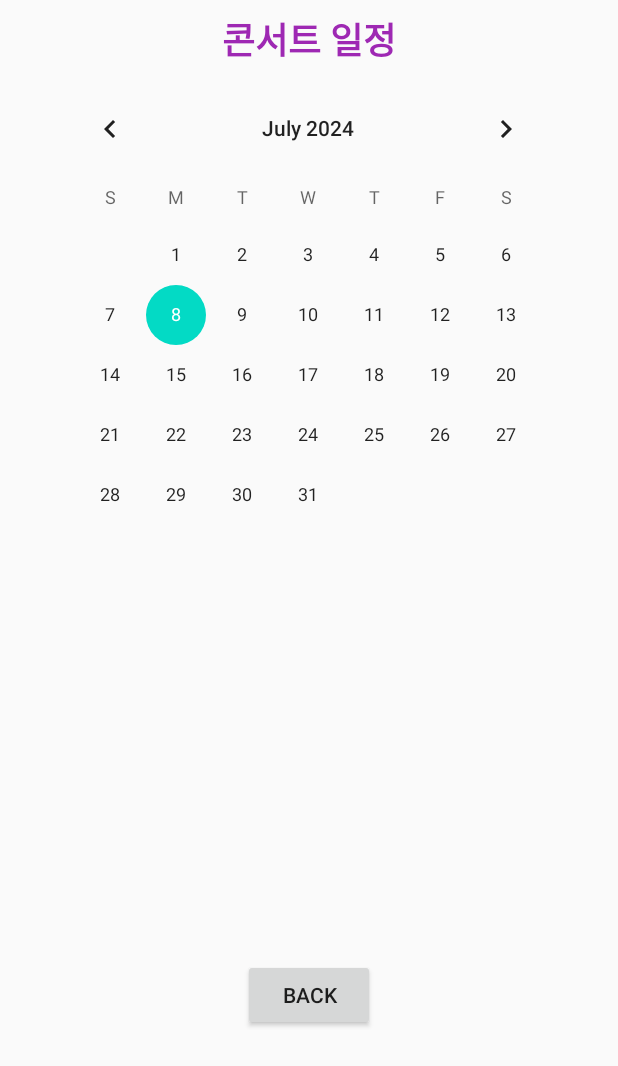
After one commit to dglee2007/2024_madcamp_week2, an Android app: the layout activity_calendar.xml on its own in the app's theme, with its tools: preview values and no code run, on a phone screen of 412 x 824 dp. The commit adds this screen. Shown: the top 1066 px of the screen. Run offline under Robolectric (Android 15) with nearby library versions, the phone set to English and light mode, and no system bars.

Commit message:
Implemented simple calendar/planner

```diff
--- a/app/src/main/AndroidManifest.xml
+++ b/app/src/main/AndroidManifest.xml
@@ -48,6 +48,11 @@
             android:name=".LogoutActivity"
             android:exported="true" />
 
+        <!-- CalendarActivity 추가 -->
+        <activity
+            android:name=".CalendarActivity"
+            android:exported="true" />
+
         <!-- Kakao AuthCodeHandlerActivity -->
         <activity
             android:name="com.kakao.sdk.auth.AuthCodeHandlerActivity"
--- /dev/null
+++ b/app/src/main/res/layout/activity_calendar.xml
@@ -0,0 +1,127 @@
+<?xml version="1.0" encoding="utf-8"?>
+
+<androidx.constraintlayout.widget.ConstraintLayout xmlns:android="http://schemas.android.com/apk/res/android"
+    xmlns:app="http://schemas.android.com/apk/res-auto"
+    android:id="@+id/layout"
+    android:layout_width="match_parent"
+    android:layout_height="wrap_content"
+    android:orientation="vertical"
+    android:focusableInTouchMode="true"
+    android:clickable="true"
+    android:focusable="true">
+
+    <CalendarView
+        android:layout_width="wrap_content"
+        android:layout_height="wrap_content"
+        android:id="@+id/calendarView"
+        app:layout_constraintStart_toStartOf="parent"
+        android:layout_marginLeft="8dp" android:layout_marginStart="8dp" app:layout_constraintEnd_toEndOf="parent"
+        android:layout_marginEnd="8dp" android:layout_marginRight="8dp"
+        app:layout_constraintHorizontal_bias="0.488" android:layout_marginTop="8dp"
+        app:layout_constraintTop_toBottomOf="@+id/title"/>
+
+    <TextView
+        android:id="@+id/diaryTextView"
+        android:layout_width="0dp"
+        android:layout_height="wrap_content"
+        android:gravity= "center"
+        android:layout_marginTop="16dp"
+        app:layout_constraintTop_toBottomOf="@+id/calendarView" app:layout_constraintEnd_toEndOf="parent"
+        android:layout_marginEnd="8dp" android:layout_marginRight="8dp"
+        app:layout_constraintStart_toStartOf="parent" android:layout_marginLeft="8dp"
+        android:layout_marginStart="8dp" android:textAppearance="@style/TextAppearance.AppCompat.Large"/>
+
+    <EditText
+        android:id="@+id/contextEditText"
+        android:layout_width="0dp"
+        android:layout_height="116dp"
+        android:inputType="textMultiLine"
+        android:ems="10"
+        app:layout_constraintTop_toBottomOf="@+id/diaryTextView" android:layout_marginTop="16dp"
+        android:hint="내용을 입력하세요." android:layout_marginEnd="8dp" app:layout_constraintEnd_toEndOf="parent"
+        android:layout_marginRight="8dp" android:layout_marginStart="8dp"
+        app:layout_constraintStart_toStartOf="parent" android:layout_marginLeft="8dp"
+        android:visibility="invisible"/>
+
+    <TextView
+        android:layout_width="0dp"
+        android:layout_height="0dp"
+        android:id="@+id/diaryContent"
+        app:layout_constraintTop_toTopOf="@+id/contextEditText"
+        app:layout_constraintBottom_toBottomOf="@+id/contextEditText"
+        app:layout_constraintEnd_toEndOf="parent"
+        android:layout_marginEnd="8dp" android:layout_marginRight="8dp"
+        app:layout_constraintStart_toStartOf="@+id/contextEditText" android:layout_marginLeft="8dp"
+        android:layout_marginStart="8dp" android:visibility="invisible"/>
+
+    <TextView
+        android:id="@+id/title"
+        android:layout_width="0dp"
+        android:layout_height="wrap_content"
+        android:layout_marginStart="8dp"
+        android:layout_marginTop="8dp"
+        android:layout_marginEnd="8dp"
+        android:gravity="center"
+        android:text="콘서트 일정"
+        android:textAppearance="@style/TextAppearance.AppCompat.Large"
+        android:textColor="#9E28B3"
+        android:textSize="24sp"
+        android:textStyle="bold"
+        app:layout_constraintEnd_toEndOf="parent"
+        app:layout_constraintStart_toStartOf="parent"
+        app:layout_constraintTop_toTopOf="parent" />
+
+    <Button
+        android:text="저장"
+        android:layout_width="0dp"
+        android:layout_marginBottom="20dp"
+        android:layout_height="wrap_content"
+        android:id="@+id/saveBtn"
+        android:layout_marginTop="16dp"
+        app:layout_constraintTop_toBottomOf="@+id/contextEditText"
+        app:layout_constraintEnd_toEndOf="parent"
+        android:layout_marginEnd="8dp"
+        android:layout_marginRight="8dp"
+        app:layout_constraintStart_toStartOf="parent"
+        android:layout_marginLeft="8dp"
+        android:layout_marginStart="8dp"
+        android:visibility="invisible"/>
+
+    <Button
+        android:text="수정"
+        android:layout_width="180dp"
+        android:layout_height="wrap_content"
+        android:id="@+id/updateBtn"
+        app:layout_constraintBaseline_toBaselineOf="@+id/saveBtn"
+        app:layout_constraintStart_toStartOf="parent"
+        android:layout_marginLeft="8dp"
+        android:layout_marginStart="8dp"
+        app:layout_constraintEnd_toStartOf="@+id/deleteBtn"
+        android:layout_marginEnd="8dp"
+        android:layout_marginRight="8dp"
+        android:visibility="invisible"/>
+
+    <Button
+        android:text="삭제"
+        android:layout_width="176dp"
+        android:layout_height="wrap_content"
+        android:id="@+id/deleteBtn"
+        app:layout_constraintBaseline_toBaselineOf="@+id/updateBtn"
+        app:layout_constraintEnd_toEndOf="@+id/saveBtn"
+        android:layout_marginEnd="8dp"
+        android:visibility="invisible">
+    </Button>
+
+    <!-- 뒤로가기 버튼 추가 -->
+    <Button
+        android:id="@+id/backButton"
+        android:layout_width="wrap_content"
+        android:layout_height="wrap_content"
+        android:text="Back"
+        app:layout_constraintTop_toBottomOf="@id/deleteBtn"
+        app:layout_constraintStart_toStartOf="parent"
+        app:layout_constraintEnd_toEndOf="parent"
+        android:layout_marginTop="8dp"
+        />
+
+</androidx.constraintlayout.widget.ConstraintLayout>
```
Also changed, not shown: app/src/main/java/com/example/a2024_madcamp_week2/CalendarActivity.kt (added, +189 -0 lines), app/src/main/java/com/example/a2024_madcamp_week2/ui/mypage/MypageFragment.kt (+8 -0 lines), app/src/main/res/layout/fragment_mypage.xml (+12 -1 lines).
